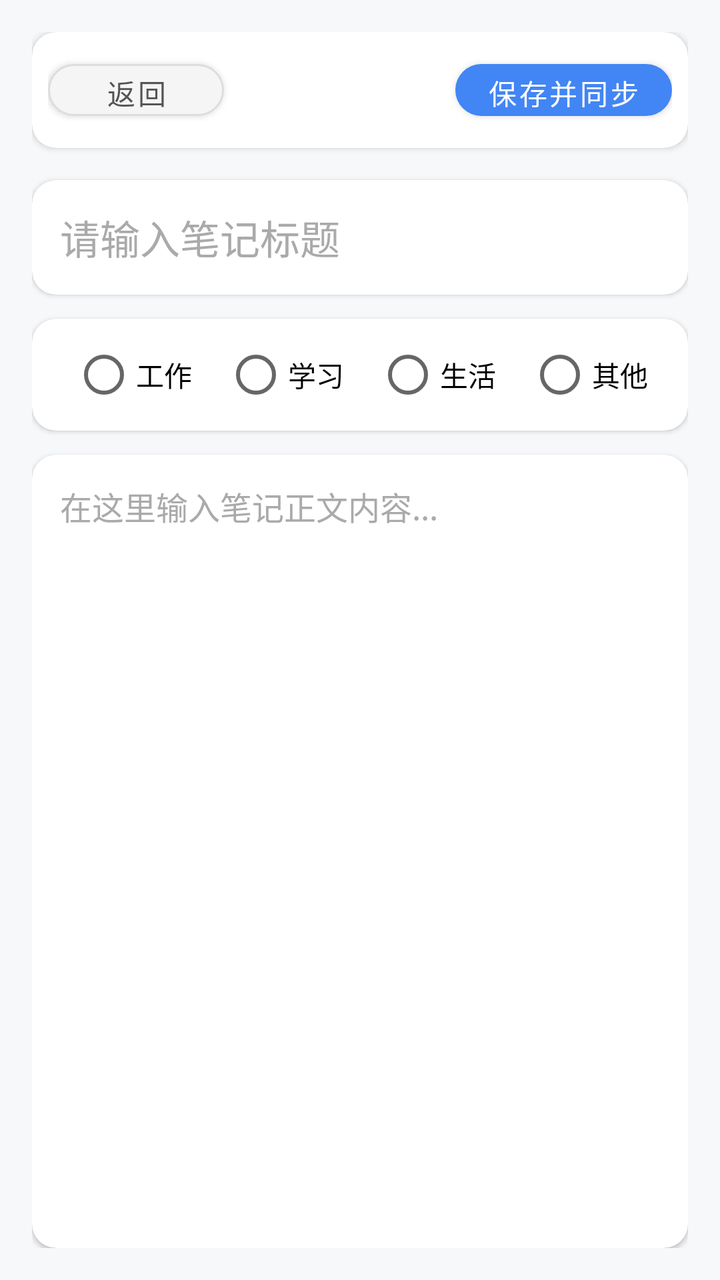
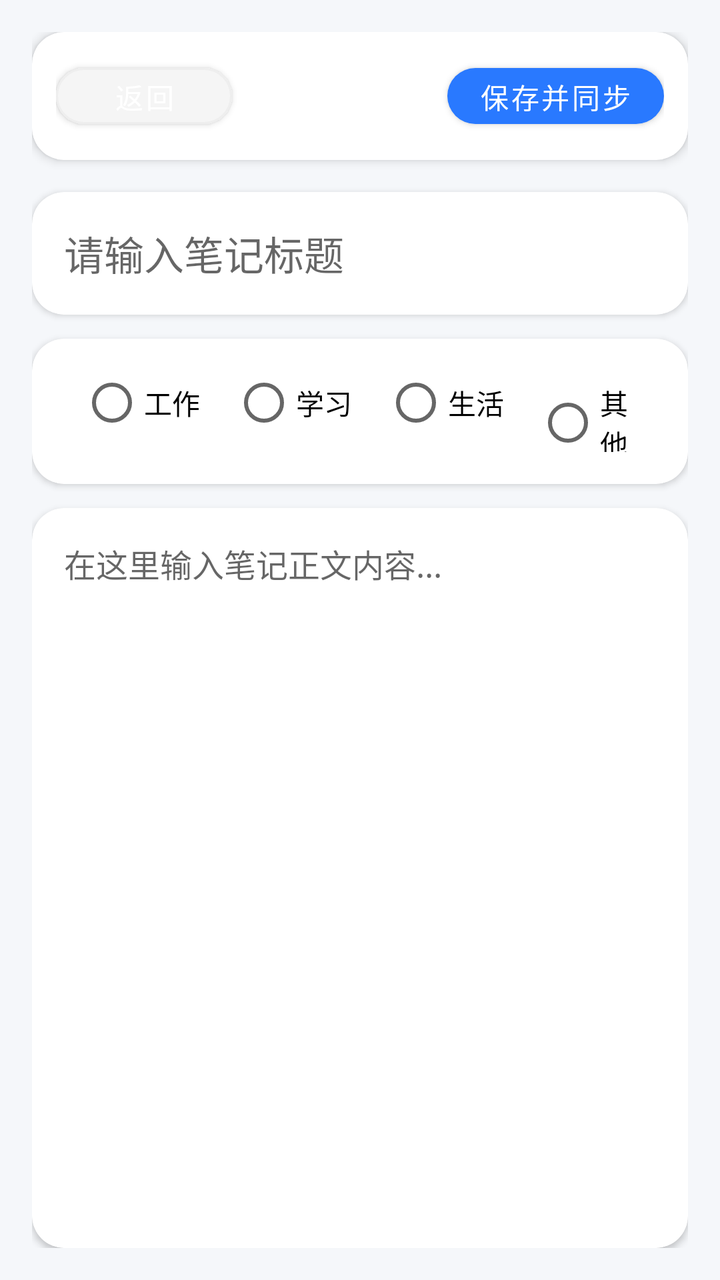

The first picture is an Android layout as it rendered before a commit; the second is the same layout after the commit. The layout source and the unified diff follow.
<!-- AndroidManifest.xml: application theme Theme.CloudNotebook -->
<!-- res/layout/activity_edit.xml -->
<?xml version="1.0" encoding="utf-8"?>
<androidx.constraintlayout.widget.ConstraintLayout xmlns:android="http://schemas.android.com/apk/res/android"
    xmlns:app="http://schemas.android.com/apk/res-auto"
    xmlns:tools="http://schemas.android.com/tools"
    android:layout_width="match_parent"
    android:layout_height="match_parent"
    android:background="#F7F8FA"
    android:padding="16dp"
    tools:context=".ui.edit.EditNoteActivity">

    
    <androidx.cardview.widget.CardView
        android:id="@+id/card_top_bar"
        android:layout_width="match_parent"
        android:layout_height="wrap_content"
        app:cardCornerRadius="12dp"
        app:cardElevation="2dp"
        app:cardBackgroundColor="@android:color/white"
        app:layout_constraintTop_toTopOf="parent"
        app:layout_constraintStart_toStartOf="parent"
        app:layout_constraintEnd_toEndOf="parent">

        <androidx.constraintlayout.widget.ConstraintLayout
            android:layout_width="match_parent"
            android:layout_height="wrap_content"
            android:paddingVertical="10dp"
            android:paddingHorizontal="8dp">

            
            <com.google.android.material.button.MaterialButton
                android:id="@+id/btnBack"
                android:layout_width="wrap_content"
                android:layout_height="38dp"
                android:text="返回"
                android:textSize="14sp"
                android:textColor="#555555"
                app:cornerRadius="20dp"
                app:strokeWidth="1dp"
                app:strokeColor="#DDDDDD"
                app:layout_constraintStart_toStartOf="parent"
                app:layout_constraintTop_toTopOf="parent"
                app:layout_constraintBottom_toBottomOf="parent"/>

            
            <com.google.android.material.button.MaterialButton
                android:id="@+id/btnSave"
                android:layout_width="wrap_content"
                android:layout_height="38dp"
                android:text="保存并同步"
                android:textSize="14sp"
                android:textColor="@android:color/white"
                app:cornerRadius="20dp"
                app:backgroundTint="#4285F4"
                app:layout_constraintEnd_toEndOf="parent"
                app:layout_constraintTop_toTopOf="parent"
                app:layout_constraintBottom_toBottomOf="parent"/>

        </androidx.constraintlayout.widget.ConstraintLayout>
    </androidx.cardview.widget.CardView>

    
    <androidx.cardview.widget.CardView
        android:id="@+id/card_title"
        android:layout_width="match_parent"
        android:layout_height="wrap_content"
        android:layout_marginTop="16dp"
        app:cardCornerRadius="12dp"
        app:cardElevation="1.5dp"
        app:cardBackgroundColor="@android:color/white"
        app:layout_constraintTop_toBottomOf="@id/card_top_bar"
        app:layout_constraintStart_toStartOf="parent"
        app:layout_constraintEnd_toEndOf="parent">

        <EditText
            android:id="@+id/etTitle"
            android:layout_width="match_parent"
            android:layout_height="wrap_content"
            android:hint="请输入笔记标题"
            android:textSize="20sp"
            android:textColor="#222222"
            android:textColorHint="#AAAAAA"
            android:padding="14dp"
            android:background="@null"
            android:inputType="textCapWords"/>
    </androidx.cardview.widget.CardView>

    
    <androidx.cardview.widget.CardView
        android:id="@+id/card_category"
        android:layout_width="match_parent"
        android:layout_height="wrap_content"
        android:layout_marginTop="12dp"
        app:cardCornerRadius="12dp"
        app:cardElevation="1.5dp"
        app:cardBackgroundColor="@android:color/white"
        app:layout_constraintTop_toBottomOf="@id/card_title"
        app:layout_constraintStart_toStartOf="parent"
        app:layout_constraintEnd_toEndOf="parent">

        <RadioGroup
            android:id="@+id/radioGroup"
            android:layout_width="match_parent"
            android:layout_height="wrap_content"
            android:orientation="horizontal"
            android:padding="12dp"
            android:gravity="center_horizontal">

            <RadioButton
                android:id="@+id/radio_work"
                android:layout_width="wrap_content"
                android:layout_height="wrap_content"
                android:text="工作"
                android:textSize="14sp"
                android:layout_marginHorizontal="8dp"/>

            <RadioButton
                android:id="@+id/radio_study"
                android:layout_width="wrap_content"
                android:layout_height="wrap_content"
                android:text="学习"
                android:textSize="14sp"
                android:layout_marginHorizontal="8dp"/>

            <RadioButton
                android:id="@+id/radio_life"
                android:layout_width="wrap_content"
                android:layout_height="wrap_content"
                android:text="生活"
                android:textSize="14sp"
                android:layout_marginHorizontal="8dp"/>

            <RadioButton
                android:id="@+id/radio_other"
                android:layout_width="wrap_content"
                android:layout_height="wrap_content"
                android:text="其他"
                android:textSize="14sp"
                android:layout_marginHorizontal="8dp"/>
        </RadioGroup>
    </androidx.cardview.widget.CardView>

    
    <androidx.cardview.widget.CardView
        android:layout_width="match_parent"
        android:layout_height="0dp"
        android:layout_marginTop="12dp"
        app:cardCornerRadius="12dp"
        app:cardElevation="1.5dp"
        app:cardBackgroundColor="@android:color/white"
        app:layout_constraintTop_toBottomOf="@id/card_category"
        app:layout_constraintBottom_toBottomOf="parent"
        app:layout_constraintStart_toStartOf="parent"
        app:layout_constraintEnd_toEndOf="parent">

        <EditText
            android:id="@+id/etContent"
            android:layout_width="match_parent"
            android:layout_height="match_parent"
            android:hint="在这里输入笔记正文内容..."
            android:textSize="16sp"
            android:textColor="#333333"
            android:textColorHint="#AAAAAA"
            android:padding="14dp"
            android:background="@null"
            android:gravity="top|left"
            android:inputType="textMultiLine"
            android:scrollbars="vertical"/>
    </androidx.cardview.widget.CardView>

</androidx.constraintlayout.widget.ConstraintLayout>
<!-- resources referenced by this layout -->
<resources>
  <style name="Theme.CloudNotebook" parent="Base.Theme.CloudNotebook" />
  <style name="Base.Theme.CloudNotebook" parent="Theme.MaterialComponents.DayNight.NoActionBar.Bridge">
          
          
      </style>
</resources>

<!-- the commit's change to res/layout/activity_edit.xml (unified diff, before → after) -->
@@ -4,17 +4,16 @@
     xmlns:tools="http://schemas.android.com/tools"
     android:layout_width="match_parent"
     android:layout_height="match_parent"
-    android:background="#F7F8FA"
+    android:background="#F5F7FA"
     android:padding="16dp"
     tools:context=".ui.edit.EditNoteActivity">
 
-    
     <androidx.cardview.widget.CardView
         android:id="@+id/card_top_bar"
         android:layout_width="match_parent"
         android:layout_height="wrap_content"
-        app:cardCornerRadius="12dp"
-        app:cardElevation="2dp"
+        app:cardCornerRadius="16dp"
+        app:cardElevation="3dp"
         app:cardBackgroundColor="@android:color/white"
         app:layout_constraintTop_toTopOf="parent"
         app:layout_constraintStart_toStartOf="parent"
@@ -23,53 +22,43 @@
         <androidx.constraintlayout.widget.ConstraintLayout
             android:layout_width="match_parent"
             android:layout_height="wrap_content"
-            android:paddingVertical="10dp"
-            android:paddingHorizontal="8dp">
+            android:paddingVertical="12dp"
+            android:paddingHorizontal="12dp">
 
-            
             <com.google.android.material.button.MaterialButton
                 android:id="@+id/btnBack"
                 android:layout_width="wrap_content"
-                android:layout_height="38dp"
+                android:layout_height="40dp"
                 android:text="返回"
                 android:textSize="14sp"
-                android:textColor="#555555"
                 app:cornerRadius="20dp"
                 app:strokeWidth="1dp"
-                app:strokeColor="#DDDDDD"
-                app:layout_constraintStart_toStartOf="parent"
-                app:layout_constraintTop_toTopOf="parent"
-                app:layout_constraintBottom_toBottomOf="parent"/>
+                app:strokeColor="#EEEEEE"
+                app:layout_constraintStart_toStartOf="parent"/>
 
-            
             <com.google.android.material.button.MaterialButton
                 android:id="@+id/btnSave"
                 android:layout_width="wrap_content"
-                android:layout_height="38dp"
+                android:layout_height="40dp"
                 android:text="保存并同步"
                 android:textSize="14sp"
                 android:textColor="@android:color/white"
                 app:cornerRadius="20dp"
-                app:backgroundTint="#4285F4"
-                app:layout_constraintEnd_toEndOf="parent"
-                app:layout_constraintTop_toTopOf="parent"
-                app:layout_constraintBottom_toBottomOf="parent"/>
+                app:backgroundTint="#2979FF"
+                app:layout_constraintEnd_toEndOf="parent"/>
 
         </androidx.constraintlayout.widget.ConstraintLayout>
     </androidx.cardview.widget.CardView>
 
-    
     <androidx.cardview.widget.CardView
         android:id="@+id/card_title"
         android:layout_width="match_parent"
         android:layout_height="wrap_content"
         android:layout_marginTop="16dp"
-        app:cardCornerRadius="12dp"
-        app:cardElevation="1.5dp"
+        app:cardCornerRadius="16dp"
+        app:cardElevation="2dp"
         app:cardBackgroundColor="@android:color/white"
-        app:layout_constraintTop_toBottomOf="@id/card_top_bar"
-        app:layout_constraintStart_toStartOf="parent"
-        app:layout_constraintEnd_toEndOf="parent">
+        app:layout_constraintTop_toBottomOf="@id/card_top_bar">
 
         <EditText
             android:id="@+id/etTitle"
@@ -77,32 +66,27 @@
             android:layout_height="wrap_content"
             android:hint="请输入笔记标题"
             android:textSize="20sp"
-            android:textColor="#222222"
-            android:textColorHint="#AAAAAA"
-            android:padding="14dp"
-            android:background="@null"
-            android:inputType="textCapWords"/>
+            android:padding="16dp"
+            android:background="@null"/>
+
     </androidx.cardview.widget.CardView>
 
-    
     <androidx.cardview.widget.CardView
         android:id="@+id/card_category"
         android:layout_width="match_parent"
         android:layout_height="wrap_content"
         android:layout_marginTop="12dp"
-        app:cardCornerRadius="12dp"
-        app:cardElevation="1.5dp"
+        app:cardCornerRadius="16dp"
+        app:cardElevation="2dp"
         app:cardBackgroundColor="@android:color/white"
-        app:layout_constraintTop_toBottomOf="@id/card_title"
-        app:layout_constraintStart_toStartOf="parent"
-        app:layout_constraintEnd_toEndOf="parent">
+        app:layout_constraintTop_toBottomOf="@id/card_title">
 
         <RadioGroup
             android:id="@+id/radioGroup"
             android:layout_width="match_parent"
             android:layout_height="wrap_content"
             android:orientation="horizontal"
-            android:padding="12dp"
+            android:padding="16dp"
             android:gravity="center_horizontal">
 
             <RadioButton
@@ -136,21 +120,19 @@
                 android:text="其他"
                 android:textSize="14sp"
                 android:layout_marginHorizontal="8dp"/>
+
         </RadioGroup>
     </androidx.cardview.widget.CardView>
 
-    
     <androidx.cardview.widget.CardView
         android:layout_width="match_parent"
         android:layout_height="0dp"
         android:layout_marginTop="12dp"
-        app:cardCornerRadius="12dp"
-        app:cardElevation="1.5dp"
+        app:cardCornerRadius="16dp"
+        app:cardElevation="2dp"
         app:cardBackgroundColor="@android:color/white"
         app:layout_constraintTop_toBottomOf="@id/card_category"
-        app:layout_constraintBottom_toBottomOf="parent"
-        app:layout_constraintStart_toStartOf="parent"
-        app:layout_constraintEnd_toEndOf="parent">
+        app:layout_constraintBottom_toBottomOf="parent">
 
         <EditText
             android:id="@+id/etContent"
@@ -158,13 +140,11 @@
             android:layout_height="match_parent"
             android:hint="在这里输入笔记正文内容..."
             android:textSize="16sp"
-            android:textColor="#333333"
-            android:textColorHint="#AAAAAA"
-            android:padding="14dp"
+            android:padding="16dp"
             android:background="@null"
             android:gravity="top|left"
-            android:inputType="textMultiLine"
-            android:scrollbars="vertical"/>
+            android:inputType="textMultiLine"/>
+
     </androidx.cardview.widget.CardView>
 
 </androidx.constraintlayout.widget.ConstraintLayout>
